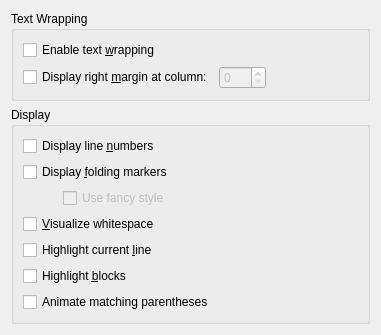
Above: src/plugins/texteditor/displaysettingspage.ui from qt-creator/qt-creator before the change. Below: the same form after it.
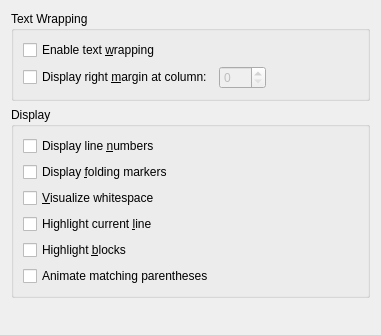
That is the form after the change.

Commit message:
Removed the fancy folding bar
The improved traditional bar will hopefully keep everybody happy.

Patch:
```diff
--- a/src/plugins/texteditor/displaysettingspage.ui
+++ b/src/plugins/texteditor/displaysettingspage.ui
@@ -47,36 +47,6 @@
         </property>
        </widget>
       </item>
-      <item>
-       <layout class="QHBoxLayout" name="horizontalLayout_2">
-        <item>
-         <spacer name="horizontalSpacer_2">
-          <property name="orientation">
-           <enum>Qt::Horizontal</enum>
-          </property>
-          <property name="sizeType">
-           <enum>QSizePolicy::Fixed</enum>
-          </property>
-          <property name="sizeHint" stdset="0">
-           <size>
-            <width>40</width>
-            <height>20</height>
-           </size>
-          </property>
-         </spacer>
-        </item>
-        <item>
-         <widget class="QCheckBox" name="fancyFoldingBar">
-          <property name="enabled">
-           <bool>false</bool>
-          </property>
-          <property name="text">
-           <string>Use fancy style</string>
-          </property>
-         </widget>
-        </item>
-       </layout>
-      </item>
       <item>
        <widget class="QCheckBox" name="visualizeWhitespace">
         <property name="toolTip">
```
Left out of the diff: 16 changed lines with no effect on the pictures. The commit also changes 4 other files.
